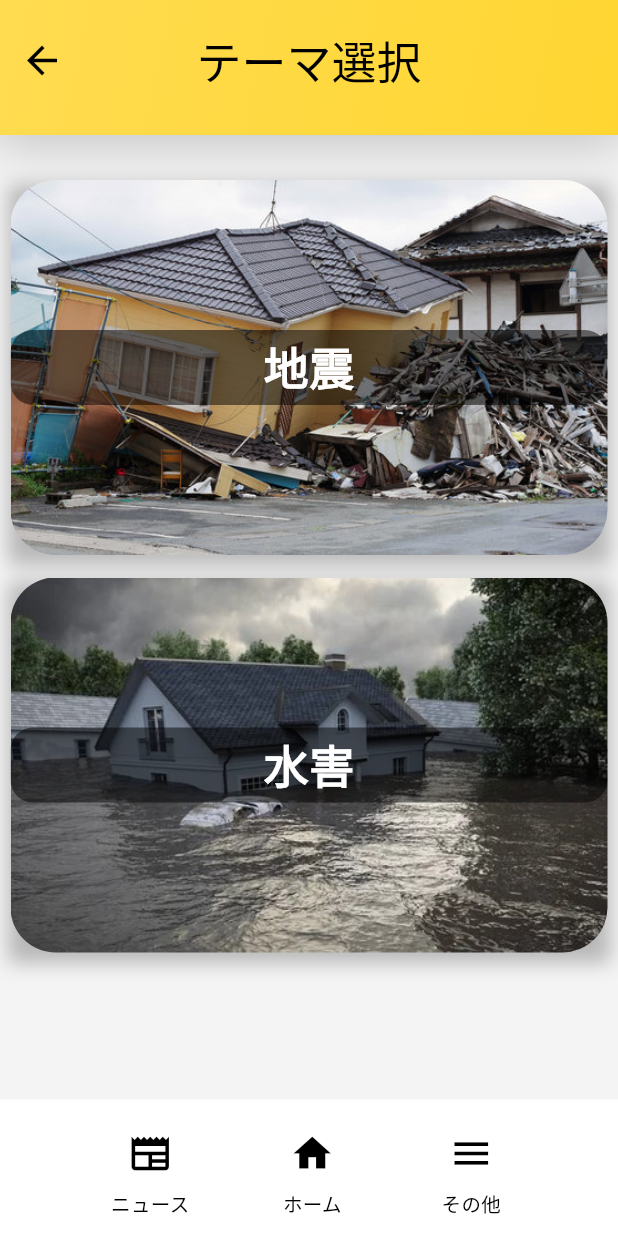
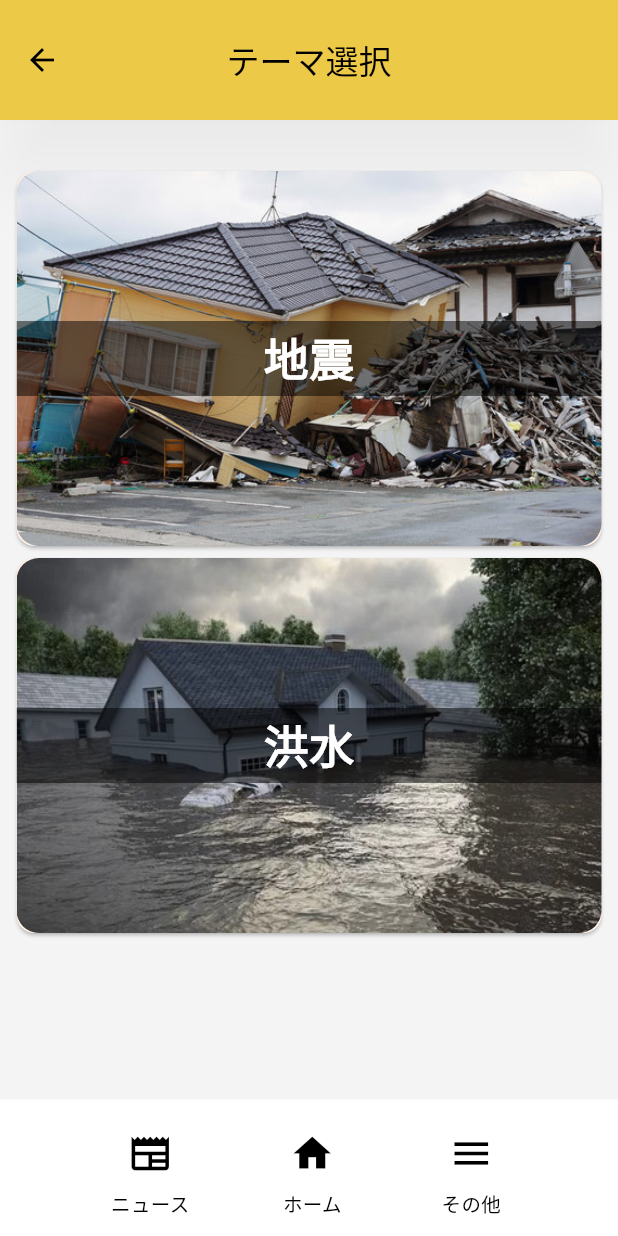
Before and after one commit to Campfire-Social-Impl/disaster_flow, a Flutter app: the FlowScreen screen opened directly, on a phone screen of 412 x 824 dp. Run offline on Flutter 3.47's test engine with Material 3 defaults, Android fonts, the phone set to English and light mode, and no system bars; our stand-ins replace drift, hooks_riverpod, sqlite3_flutter_libs; missing offline and left inert: sqlite3; accounts and stored records are empty; generated files the repository leaves out were written again.

Commit message:
update: fixed to card

```diff
--- a/lib/pages/flow_page.dart
+++ b/lib/pages/flow_page.dart
@@ -6,71 +6,20 @@ class FlowScreen extends StatelessWidget {
     return Scaffold(
       extendBodyBehindAppBar: false,
       backgroundColor: const Color.fromARGB(255, 245, 244, 244),
-      appBar: PreferredSize(
-        preferredSize: Size.fromHeight(90.0),
-        child: Container(
-          decoration: BoxDecoration(
-            gradient: LinearGradient(
-              begin: Alignment.topLeft,
-              end: Alignment.bottomRight,
-              colors: [
-                const Color.fromARGB(255, 255, 220, 81),
-                const Color.fromARGB(255, 255, 214, 49),
-              ],
-            ),
-            boxShadow: [
-              BoxShadow(
-                color: Colors.black.withOpacity(0.2),
-                blurRadius: 30.0,
-                spreadRadius: 5.0,
-                offset: Offset(0, 2),
-              ),
-            ],
-          ),
-          child: AppBar(
-            toolbarHeight: 80.0,
-            backgroundColor: Colors.transparent,
-            elevation: 0.0,
-            centerTitle: true,
-            leading: IconButton(
-              iconSize: 30,
-              icon: Icon(Icons.arrow_back, color: Colors.black),
-              onPressed: () {
-                // 戻る処理
-              },
-            ),
-            title: Text(
-              'テーマ選択',
-              style: TextStyle(
-                color: Colors.black,
-                fontSize: 30,
-                fontWeight: FontWeight.w500,
-              ),
-            ),
-          ),
-        ),
+      appBar: AppBar(
+        title: const Text("テーマ選択"),
+        centerTitle: true,
+        toolbarHeight: 80,
+        foregroundColor: Colors.black,
+        backgroundColor: const Color.fromARGB(255, 255, 220, 81),
+        shadowColor: Colors.black.withOpacity(0.2),
+        elevation: 20,
       ),
-      // ListViewを使用してコンテンツをコンパクトに
       body: ListView(
         padding: const EdgeInsets.symmetric(vertical: 30, horizontal: 7),
         children: [
-          _buildOptionCard(
-            context,
-            title: '地震',
-            imagePath: 'assets/images/earthquake.png',
-            onTap: () {
-              // 地震の対策画面への処理
-            },
-          ),
-          const SizedBox(height: 15),
-          _buildOptionCard(
-            context,
-            title: '水害',
-            imagePath: 'assets/images/flood.png',
-            onTap: () {
-              // 洪水の対策画面への処理
-            },
-          ),
+          _buildCard(context, "assets/images/earthquake.png", "地震", () {}),
+          _buildCard(context, "assets/images/flood.png", "洪水", () {}),
         ],
       ),
       bottomNavigationBar: BottomAppBar(
@@ -83,6 +32,52 @@ class FlowScreen extends StatelessWidget {
             _buildBottomNavItem(Icons.home, 'ホーム', () {}),
             _buildBottomNavItem(Icons.menu, 'その他', () {}),
           ],
+        ),
+      ),
+    );
+  }
+
+  Widget _buildCard(
+    BuildContext context,
+    String path,
+    String title,
+    void Function()? onTap,
+  ) {
+    return Card(
+      child: InkWell(
+        onTap: onTap,
+        child: ClipRRect(
+          borderRadius: BorderRadius.circular(15), // 均等な角丸を適用
+          child: Stack(
+            alignment: Alignment.center,
+            children: [
+              Image.asset(
+                path,
+                width: 400, // 幅を設定
+                height: 250, // 高さを設定
+                fit: BoxFit.cover, // 画像を均等に配置
+              ),
+              Align(
+                alignment: Alignment.center,
+                child: Container(
+                  decoration: BoxDecoration(
+                    color: Colors.black.withOpacity(0.5),
+                  ),
+                  width: double.infinity,
+                  height: 50,
+                  alignment: Alignment.center,
+                  child: Text(
+                    title,
+                    style: const TextStyle(
+                      color: Colors.white,
+                      fontSize: 30,
+                      fontWeight: FontWeight.w600,
+                    ),
+                  ),
+                ),
+              ),
+            ],
+          ),
         ),
       ),
     );
```
